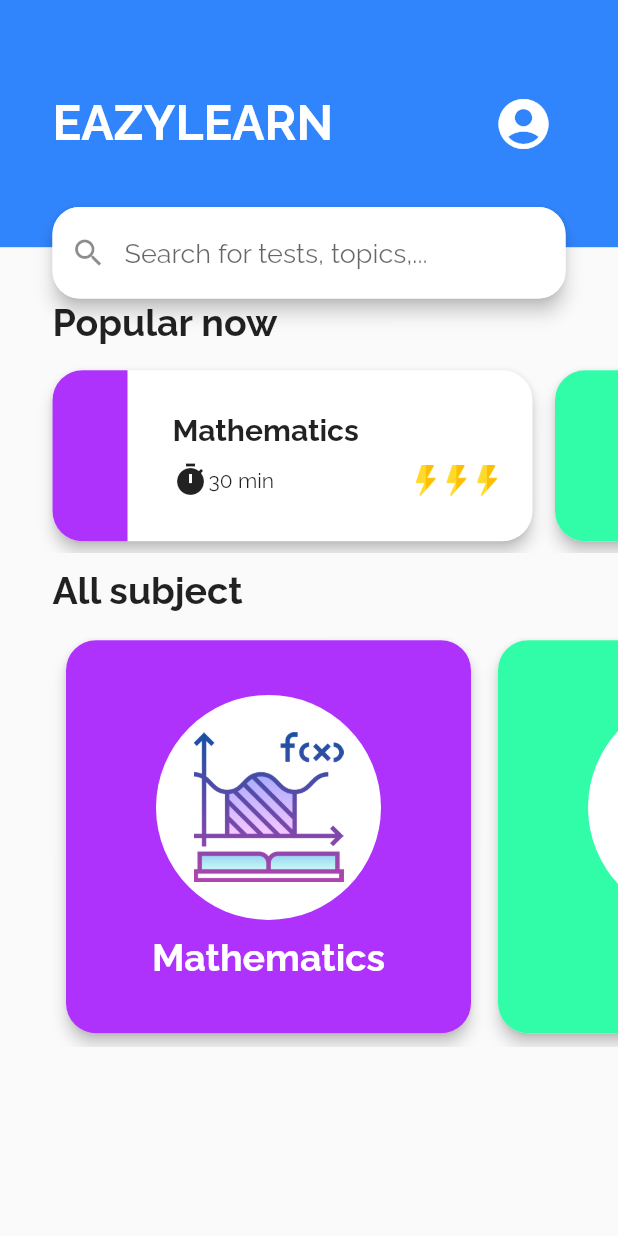
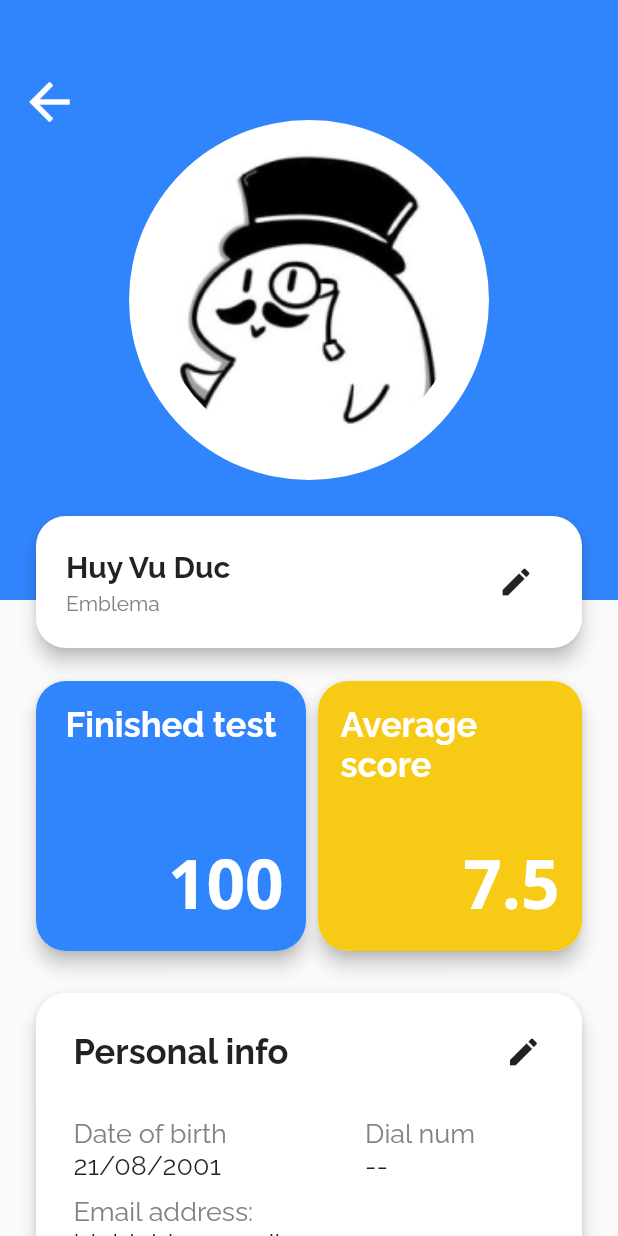
Before and after one commit to CS426FinalProject/eazylearn-frontend, a Flutter app: the HomeScreen screen opened directly, after a tap on the "account circle" icon, on a phone screen of 412 x 824 dp. Run offline on Flutter 3.47's test engine with Material 2 defaults, Android fonts, the phone set to English and light mode, and no system bars; our stand-ins replace email_validator; Roboto replaces fonts that are missing (Open Sans).

Commit message:
profile screen added

```diff
--- a/lib/constants/color.dart
+++ b/lib/constants/color.dart
@@ -20,3 +20,5 @@ const Color incorrect = Color(0xFFED254E);
 const Color resultCircle1 = Color(0xFF18FE9E);
 const Color resultCircle2 = Color(0xFF11A9FF);
 const Color timerColor = Color(0xFFF9E26A);
+
+const Color grey = Color(0xFF838181);
--- a/lib/main.dart
+++ b/lib/main.dart
@@ -13,7 +13,7 @@ class MyApp extends StatelessWidget {
     return MaterialApp(
       title: 'Flutter Demo',
       theme: ThemeData(primarySwatch: Colors.blue, fontFamily: 'Raleway'),
-      home: SplashScreen(),
+      home: HomeScreen(),
     );
   }
 }
--- a/lib/screens/home_screen.dart
+++ b/lib/screens/home_screen.dart
@@ -1,11 +1,10 @@
 import 'package:final_cs426/constants/color.dart';
 import 'package:final_cs426/models/subject.dart';
 import 'package:final_cs426/models/test_preview.dart';
-import 'package:final_cs426/utility/gradient_icon.dart';
+import 'package:final_cs426/screens/profile_screen.dart';
 import 'package:final_cs426/utility/subject_card.dart';
 import 'package:final_cs426/utility/test_preview_card.dart';
 import 'package:flutter/material.dart';
-import 'dart:math' as math; // import this
 
 class HomeScreen extends StatefulWidget {
   @override
@@ -86,6 +85,8 @@ class _HomeScreenState extends State<HomeScreen> with WidgetsBindingObserver {
                             category: "Popular now", isPreview: true),
                         _buildListView(
                             category: "All subject", isPreview: false),
+                        _buildListView(
+                            category: "All subject", isPreview: false),
                         // _buildListView(),
                         // _buildListView()
                       ],
@@ -149,7 +150,25 @@ class _HomeScreenState extends State<HomeScreen> with WidgetsBindingObserver {
                       color: Colors.white,
                     ),
                     onPressed: () {
-                      print("object");
+                      Navigator.of(context).push(PageRouteBuilder(
+                          pageBuilder: (_, __, ___) => ProfileScreen(),
+                          transitionsBuilder:
+                              (context, animation, secondaryAnimation, child) {
+                            const begin = Offset(1.0, 0.0);
+                            const end = Offset.zero;
+                            const curve = Curves.ease;
+
+                            final tween = Tween(begin: begin, end: end);
+                            final curvedAnimation = CurvedAnimation(
+                              parent: animation,
+                              curve: curve,
+                            );
+
+                            return SlideTransition(
+                              position: tween.animate(curvedAnimation),
+                              child: child,
+                            );
+                          }));
                     },
                   )))
         ],
--- /dev/null
+++ b/lib/screens/profile_screen.dart
@@ -0,0 +1,226 @@
+import 'package:final_cs426/constants/color.dart';
+import 'package:flutter/material.dart';
+
+class ProfileScreen extends StatelessWidget {
+  @override
+  Widget build(BuildContext context) {
+    return Scaffold(
+      body: SingleChildScrollView(
+        child: Stack(
+          children: [
+            Column(children: [
+              _buildAppBar(context),
+              SizedBox(height: 50),
+              Padding(
+                padding: EdgeInsets.only(left: 20, right: 20),
+                child: Column(children: [
+                  Row(
+                    children: [
+                      _buildUpperBox(
+                          heading: "Finished test",
+                          num: "100",
+                          color: primaryColor),
+                      Expanded(
+                        child: Align(
+                            alignment: Alignment.centerRight,
+                            child: _buildUpperBox(
+                                heading: "Average score",
+                                num: "7.5",
+                                color: secondaryColor)),
+                      ),
+                    ],
+                  ),
+                  SizedBox(height: 20),
+                ]),
+              ),
+              _buildPersonalInfoCard()
+            ]),
+            _buildNameCard()
+          ],
+        ),
+      ),
+    );
+  }
+
+  Widget _buildPersonalInfoCard() {
+    return Padding(
+      padding: EdgeInsets.only(left: 20, right: 20),
+      child: _buildRoundedBox(
+          color: Colors.white,
+          child: Padding(
+            padding: const EdgeInsets.only(left: 10.0, bottom: 10),
+            child: Column(
+              crossAxisAlignment: CrossAxisAlignment.start,
+              children: [
+                Row(
+                  children: [
+                    Text(
+                      "Personal info",
+                      style:
+                          TextStyle(fontWeight: FontWeight.bold, fontSize: 23),
+                    ),
+                    Expanded(
+                        child: Align(
+                      alignment: Alignment.centerRight,
+                      child: IconButton(
+                        onPressed: () {},
+                        icon: Icon(Icons.edit),
+                      ),
+                    ))
+                  ],
+                ),
+                SizedBox(height: 20),
+                Row(
+                  children: [
+                    Expanded(
+                      flex: 3,
+                      child: Column(
+                        crossAxisAlignment: CrossAxisAlignment.start,
+                        children: [
+                          Text("Date of birth",
+                              style: TextStyle(color: grey, fontSize: 18)),
+                          Text("21/08/2001", style: TextStyle(fontSize: 18))
+                        ],
+                      ),
+                    ),
+                    Expanded(
+                      flex: 2,
+                      child: Column(
+                        crossAxisAlignment: CrossAxisAlignment.start,
+                        children: [
+                          Text("Dial num",
+                              style: TextStyle(color: grey, fontSize: 18)),
+                          Text("--", style: TextStyle(fontSize: 18))
+                        ],
+                      ),
+                    ),
+                  ],
+                ),
+                SizedBox(height: 10),
+                Text("Email address:",
+                    style: TextStyle(color: grey, fontSize: 18)),
+                Text("blablabla@gmail.com", style: TextStyle(fontSize: 18))
+              ],
+            ),
+          )),
+    );
+  }
+
+  Widget _buildRoundedBox({@required Color color, @required Widget child}) {
+    return Card(
+      elevation: 5,
+      shape: RoundedRectangleBorder(borderRadius: BorderRadius.circular(20)),
+      child: Container(
+        padding: EdgeInsets.all(15),
+        decoration: BoxDecoration(
+            color: color, borderRadius: BorderRadius.circular(20)),
+        child: child,
+      ),
+    );
+  }
+
+  Widget _buildUpperBox(
+      {@required String heading, @required String num, @required Color color}) {
+    return _buildRoundedBox(
+        color: color,
+        child: SizedBox(
+          width: 150,
+          height: 150,
+          child: Column(
+            children: [
+              Text(heading,
+                  style: TextStyle(
+                      color: Colors.white,
+                      fontSize: 23,
+                      fontWeight: FontWeight.bold)),
+              Expanded(
+                  child: Align(
+                alignment: Alignment.bottomRight,
+                child: Text(
+                  num,
+                  style: TextStyle(
+                      fontFamily: "Open Sans",
+                      color: Colors.white,
+                      fontWeight: FontWeight.bold,
+                      fontSize: 45),
+                ),
+              ))
+            ],
+          ),
+        ));
+  }
+
+  Widget _buildAppBar(BuildContext context) {
+    return Stack(children: [
+      Container(
+        width: double.infinity,
+        height: 400,
+        decoration: BoxDecoration(color: primaryColor),
+        child: Center(
+          child: CircleAvatar(
+            radius: 120,
+            backgroundColor: Colors.white,
+            child: CircleAvatar(
+              radius: 100,
+              backgroundImage: Image.asset(
+                "lib/images/default_avatar.png",
+                fit: BoxFit.fill,
+              ).image,
+              backgroundColor: Colors.transparent,
+            ),
+          ),
+        ),
+      ),
+      Padding(
+          padding: EdgeInsets.only(top: 40, left: 5),
+          child: IconButton(
+            onPressed: () {
+              Navigator.pop(context);
+            },
+            icon: Icon(Icons.arrow_back),
+            iconSize: 40,
+            color: Colors.white,
+          ))
+    ]);
+  }
+
+  Widget _buildNameCard() {
+    return Container(
+      alignment: Alignment.center,
+      padding: EdgeInsets.only(top: 340, left: 20, right: 20),
+      child: Card(
+        shape: RoundedRectangleBorder(borderRadius: BorderRadius.circular(20)),
+        elevation: 5,
+        child: Container(
+          padding: EdgeInsets.all(20),
+          width: double.infinity,
+          child: Row(
+            children: [
+              Column(
+                crossAxisAlignment: CrossAxisAlignment.start,
+                children: [
+                  Text("Huy Vu Duc",
+                      style:
+                          TextStyle(fontSize: 20, fontWeight: FontWeight.bold)),
+                  SizedBox(height: 5),
+                  Text(
+                    "Emblema",
+                    style: TextStyle(color: grey),
+                  ),
+                ],
+              ),
+              Expanded(
+                  child: Align(
+                alignment: Alignment.centerRight,
+                child: IconButton(
+                  onPressed: () {},
+                  icon: Icon(Icons.edit),
+                ),
+              ))
+            ],
+          ),
+        ),
+      ),
+    );
+  }
+}
--- a/lib/screens/signup_screens/basic_information_screen.dart
+++ b/lib/screens/signup_screens/basic_information_screen.dart
@@ -3,6 +3,7 @@ import 'package:final_cs426/constants/textfield_outlines.dart';
 import 'package:final_cs426/screens/signup_screens/password_screen.dart';
 import 'package:flutter/material.dart';
 import 'package:email_validator/email_validator.dart';
+import 'package:flutter/services.dart';
 
 class SignupScreen extends StatefulWidget {
   @override
@@ -122,11 +123,11 @@ class _SignupScreenState extends State<SignupScreen>
   void didChangeMetrics() {
     super.didChangeMetrics();
     final value = WidgetsBinding.instance.window.viewInsets.bottom;
-    if (value == 0) {
-      setState(() {
-        FocusScope.of(context).unfocus();
-      });
-    }
+    // if (value == 0) {
+    //   setState(() {
+    //     FocusScope.of(context).unfocus();
+    //   });
+    // }
   }
 
   @override
--- a/lib/screens/signup_screens/password_screen.dart
+++ b/lib/screens/signup_screens/password_screen.dart
@@ -109,11 +109,11 @@ class _PasswordScreenState extends State<PasswordScreen>
   void didChangeMetrics() {
     super.didChangeMetrics();
     final value = WidgetsBinding.instance.window.viewInsets.bottom;
-    if (value == 0) {
-      setState(() {
-        FocusScope.of(context).unfocus();
-      });
-    }
+    // if (value == 0) {
+    //   setState(() {
+    //     FocusScope.of(context).unfocus();
+    //   });
+    // }
   }
 
   @override
--- a/lib/screens/signup_screens/personal_information_screen.dart
+++ b/lib/screens/signup_screens/personal_information_screen.dart
@@ -120,11 +120,11 @@ class _PersonalInformationScreenState extends State<PersonalInformationScreen>
   void didChangeMetrics() {
     super.didChangeMetrics();
     final value = WidgetsBinding.instance.window.viewInsets.bottom;
-    if (value == 0) {
-      setState(() {
-        FocusScope.of(context).unfocus();
-      });
-    }
+    // if (value == 0) {
+    //   setState(() {
+    //     FocusScope.of(context).unfocus();
+    //   });
+    // }
   }
 
   @override
```
Also changed, not shown: lib/images/default_avatar.png (added), 1 other file.
